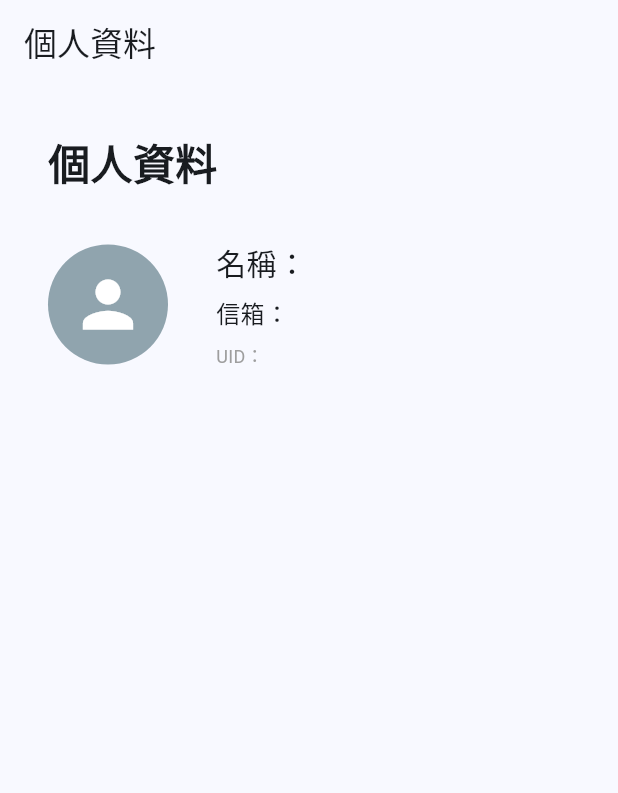
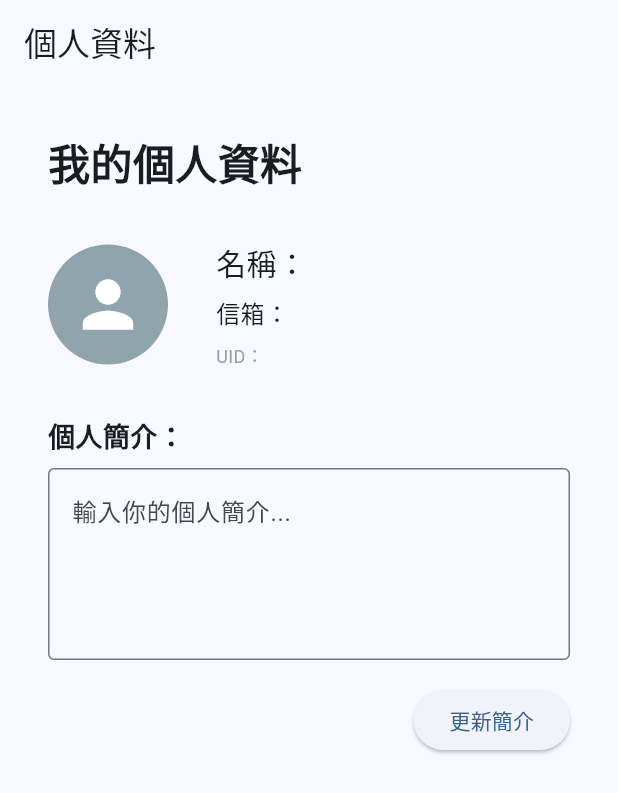
Before and after one commit to YUEN-YU-WING/fcu_travel_blog_fixed_2, a Flutter app: the ProfilePage screen opened directly, on a phone screen of 412 x 824 dp. Shown: the top 793 px of the screen. Run offline on Flutter 3.47's test engine with Material 3 defaults, Android fonts, the phone set to English and light mode, and no system bars; our stand-ins replace cached_network_image, cloud_firestore, firebase_auth, firebase_core, firebase_storage, flutter_dotenv and 6 more; missing offline and left inert: firebase_app_check, flutter_google_places_sdk, html_editor_enhanced, markdown_editor_plus; accounts and stored records are empty.

```diff
--- a/lib/friends_list_page.dart
+++ b/lib/friends_list_page.dart
@@ -18,7 +18,7 @@ class _FriendsListPageState extends State<FriendsListPage> {
   // 為了演示，我們將模擬當前用戶的好友 ID 列表
   // 實際應用中，這會從當前登入用戶的文檔中讀取
   final List<String> _myFriendIds = [
-    'Pk6zjb7KOvcs79PcJw7wR5e3i8a2', // 替換為你 Firestore 中真實的用戶 ID
+    '8xrvP3tWmzREzeyu46EsB61kdqq2', // 替換為你 Firestore 中真實的用戶 ID
     'Hzy50fHi6Jb4C3pxmVkwOkV0XNy2', // 替換為你 Firestore 中真實的用戶 ID
     // ... 更多好友 ID
   ];
--- a/lib/profile_page.dart
+++ b/lib/profile_page.dart
@@ -1,43 +1,114 @@
 // lib/profile_page.dart
 import 'package:flutter/material.dart';
 import 'package:firebase_auth/firebase_auth.dart';
+import 'package:cloud_firestore/cloud_firestore.dart'; // 引入 Firestore
 
-class ProfilePage extends StatelessWidget {
-  /// 後台右側嵌入時請設為 true：const ProfilePage(embedded: true)
-  /// 獨立開頁保持預設 false，會顯示系統返回鍵
+class ProfilePage extends StatefulWidget {
   final bool embedded;
 
   const ProfilePage({super.key, this.embedded = false});
 
   @override
+  State<ProfilePage> createState() => _ProfilePageState();
+}
+
+class _ProfilePageState extends State<ProfilePage> {
+  final TextEditingController _bioController = TextEditingController(); // 用於編輯簡介
+
+  // 在 initState 或 build 之前，設置 Firestore 的 Stream
+  // 由於我們需要在這裡同時顯示 Auth 和 Firestore 的數據，
+  // 並且可能需要編輯，所以會稍微複雜一點。
+
+  @override
+  void dispose() {
+    _bioController.dispose();
+    super.dispose();
+  }
+
+  // 更新 Firestore 中的用戶資料
+  Future<void> _updateUserProfileInFirestore(User? firebaseUser) async {
+    if (firebaseUser == null) return;
+
+    final docRef = FirebaseFirestore.instance.collection('users').doc(firebaseUser.uid);
+    await docRef.set(
+      {
+        'displayName': firebaseUser.displayName,
+        'photoURL': firebaseUser.photoURL,
+        'email': firebaseUser.email,
+        'bio': _bioController.text, // 更新簡介
+        'updatedAt': FieldValue.serverTimestamp(), // 記錄更新時間
+      },
+      SetOptions(merge: true), // 使用 merge，只更新指定字段，不覆蓋整個文檔
+    ).then((_) {
+      ScaffoldMessenger.of(context).showSnackBar(
+        const SnackBar(content: Text('個人資料已更新！')),
+      );
+    }).catchError((error) {
+      ScaffoldMessenger.of(context).showSnackBar(
+        SnackBar(content: Text('更新失敗: $error')),
+      );
+    });
+  }
+
+  @override
   Widget build(BuildContext context) {
+    // 同時監聽 FirebaseAuth 的用戶變化和 Firestore 的用戶文檔變化
+    return StreamBuilder<User?>(
+      stream: FirebaseAuth.instance.userChanges(),
+      builder: (context, authSnapshot) {
+        final firebaseUser = authSnapshot.data;
+
+        if (authSnapshot.connectionState == ConnectionState.waiting) {
+          return const Center(child: CircularProgressIndicator());
+        }
+        if (firebaseUser == null) {
           return Scaffold(
             appBar: AppBar(
               title: const Text('個人資料'),
-        // ✅ 核心：在後台嵌入時不顯示返回鍵；獨立開頁才顯示
-        automaticallyImplyLeading: !embedded,
+              automaticallyImplyLeading: !widget.embedded,
             ),
-      body: StreamBuilder<User?>(
-        stream: FirebaseAuth.instance.userChanges(), // 監聽使用者資料變化
-        builder: (context, snapshot) {
-          final user = snapshot.data;
-
-          if (snapshot.connectionState == ConnectionState.waiting) {
-            return const Center(child: CircularProgressIndicator());
-          }
-          if (user == null) {
-            return const Center(
+            body: const Center(
               child: Text('尚未登入', style: TextStyle(fontSize: 20, color: Colors.red)),
+            ),
           );
         }
 
-          return SingleChildScrollView(
+        // 當 Firebase Auth 用戶存在時，監聽其在 Firestore 中的文檔
+        return StreamBuilder<DocumentSnapshot>(
+          stream: FirebaseFirestore.instance.collection('users').doc(firebaseUser.uid).snapshots(),
+          builder: (context, firestoreSnapshot) {
+            if (firestoreSnapshot.connectionState == ConnectionState.waiting) {
+              return Scaffold(
+                appBar: AppBar(
+                  title: const Text('個人資料'),
+                  automaticallyImplyLeading: !widget.embedded,
+                ),
+                body: const Center(child: CircularProgressIndicator()),
+              );
+            }
+
+            // 從 Firestore 獲取自定義資料，如果沒有，則使用預設值
+            Map<String, dynamic> firestoreData = firestoreSnapshot.data?.data() as Map<String, dynamic>? ?? {};
+            final String bio = firestoreData['bio'] ?? '這個用戶還沒有填寫簡介。';
+
+            // 初始化簡介編輯器
+            if (_bioController.text.isEmpty) { // 避免每次 rebuild 都重設，導致編輯中文字被覆蓋
+              _bioController.text = bio;
+            }
+
+
+            return Scaffold(
+              appBar: AppBar(
+                title: const Text('個人資料'),
+                automaticallyImplyLeading: !widget.embedded,
+              ),
+              body: SingleChildScrollView(
                 padding: const EdgeInsets.all(32),
                 child: Column(
                   crossAxisAlignment: CrossAxisAlignment.start,
                   children: [
                     const Text(
-                  '個人資料',
+                      '我的個人資料',
                       style: TextStyle(fontSize: 28, fontWeight: FontWeight.bold),
                     ),
                     const SizedBox(height: 32),
@@ -46,11 +117,11 @@ class ProfilePage extends StatelessWidget {
                       children: [
                         CircleAvatar(
                           radius: 40,
-                      backgroundImage: user.photoURL != null && user.photoURL!.isNotEmpty
-                          ? NetworkImage(user.photoURL!)
+                          backgroundImage: firebaseUser.photoURL != null && firebaseUser.photoURL!.isNotEmpty
+                              ? NetworkImage(firebaseUser.photoURL!)
                               : null,
                           backgroundColor: Colors.blueGrey[300],
-                      child: (user.photoURL == null || user.photoURL!.isEmpty)
+                          child: (firebaseUser.photoURL == null || firebaseUser.photoURL!.isEmpty)
                               ? const Icon(Icons.person, size: 50, color: Colors.white)
                               : null,
                         ),
@@ -59,24 +130,48 @@ class ProfilePage extends StatelessWidget {
                           child: Column(
                             crossAxisAlignment: CrossAxisAlignment.start,
                             children: [
-                          Text('名稱：${user.displayName ?? "未設定"}',
+                              Text('名稱：${firebaseUser.displayName ?? "未設定"}',
                                   style: const TextStyle(fontSize: 20)),
                               const SizedBox(height: 8),
-                          Text('信箱：${user.email ?? "未設定"}',
+                              Text('信箱：${firebaseUser.email ?? "未設定"}',
                                   style: const TextStyle(fontSize: 16)),
                               const SizedBox(height: 8),
-                          Text('UID：${user.uid}',
+                              Text('UID：${firebaseUser.uid}',
                                   style: const TextStyle(fontSize: 12, color: Colors.grey)),
                             ],
                           ),
                         ),
                       ],
                     ),
+                    const SizedBox(height: 32),
+                    const Text(
+                      '個人簡介：',
+                      style: TextStyle(fontSize: 18, fontWeight: FontWeight.bold),
+                    ),
+                    const SizedBox(height: 8),
+                    TextField(
+                      controller: _bioController,
+                      maxLines: 4,
+                      decoration: const InputDecoration(
+                        hintText: '輸入你的個人簡介...',
+                        border: OutlineInputBorder(),
+                      ),
+                    ),
+                    const SizedBox(height: 16),
+                    Align(
+                      alignment: Alignment.centerRight,
+                      child: ElevatedButton(
+                        onPressed: () => _updateUserProfileInFirestore(firebaseUser),
+                        child: const Text('更新簡介'),
+                      ),
+                    ),
                   ],
+                ),
               ),
             );
           },
-      ),
+        );
+      },
     );
   }
 }
```
Lines whose indentation alone changed are shown as unchanged.
